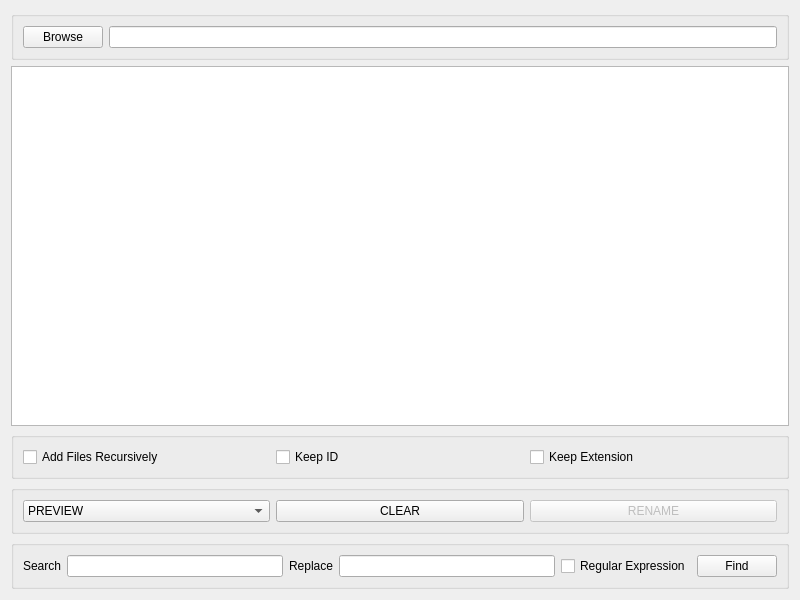
mcarlos101/file-renamer, file src/file_renamer/form.ui: the form before one commit.
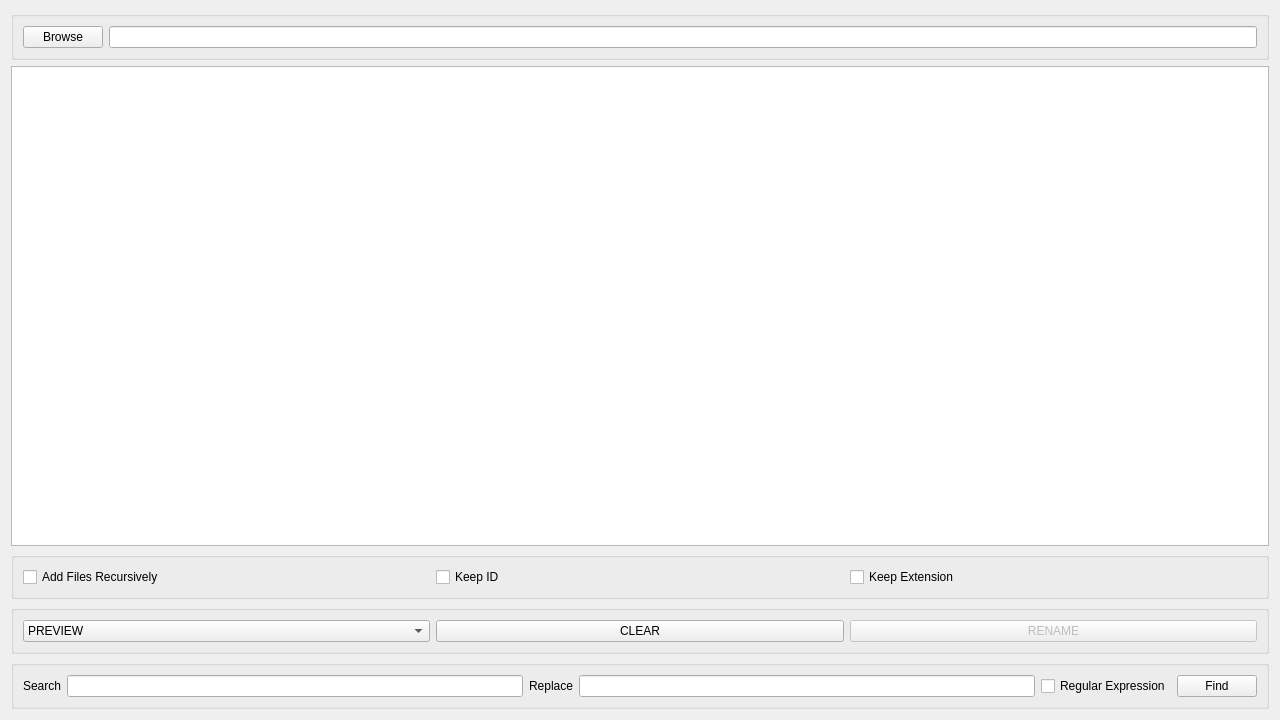
The form after the commit.

Commit message: Updated to Qt 6.7.0 & optimized

Patch:
```diff
--- a/src/file_renamer/form.ui
+++ b/src/file_renamer/form.ui
@@ -6,8 +6,8 @@
    <rect>
     <x>0</x>
     <y>0</y>
-    <width>800</width>
-    <height>600</height>
+    <width>1280</width>
+    <height>720</height>
    </rect>
   </property>
   <property name="windowTitle">
```
Left out of the diff: 6 changed lines with no effect on the pictures. The commit also changes 1 other file.
